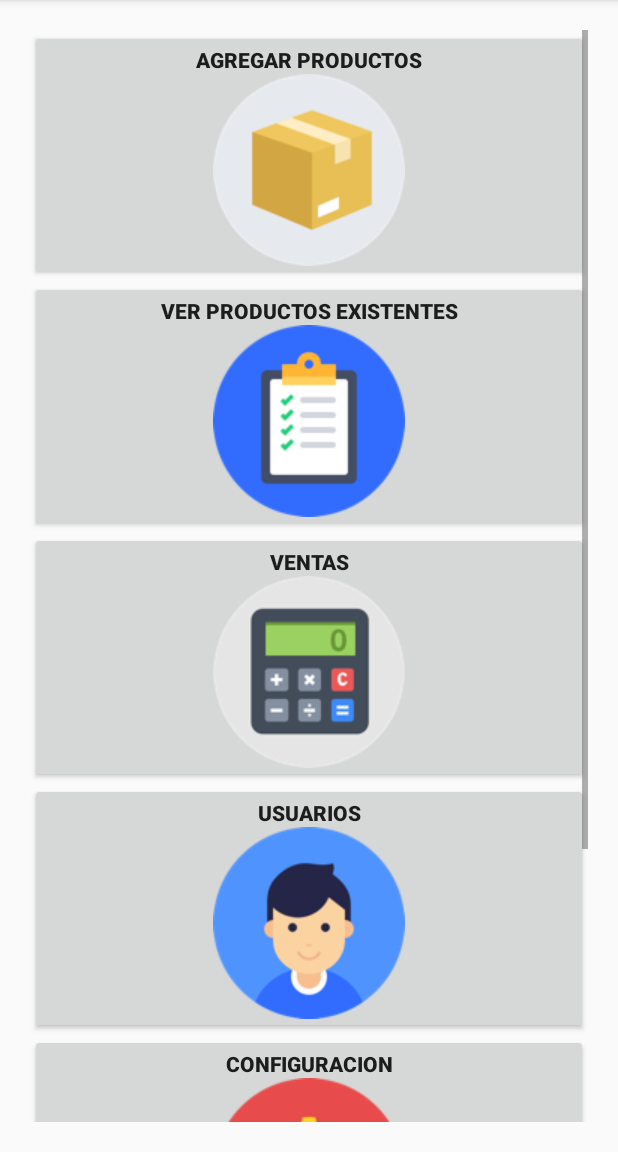
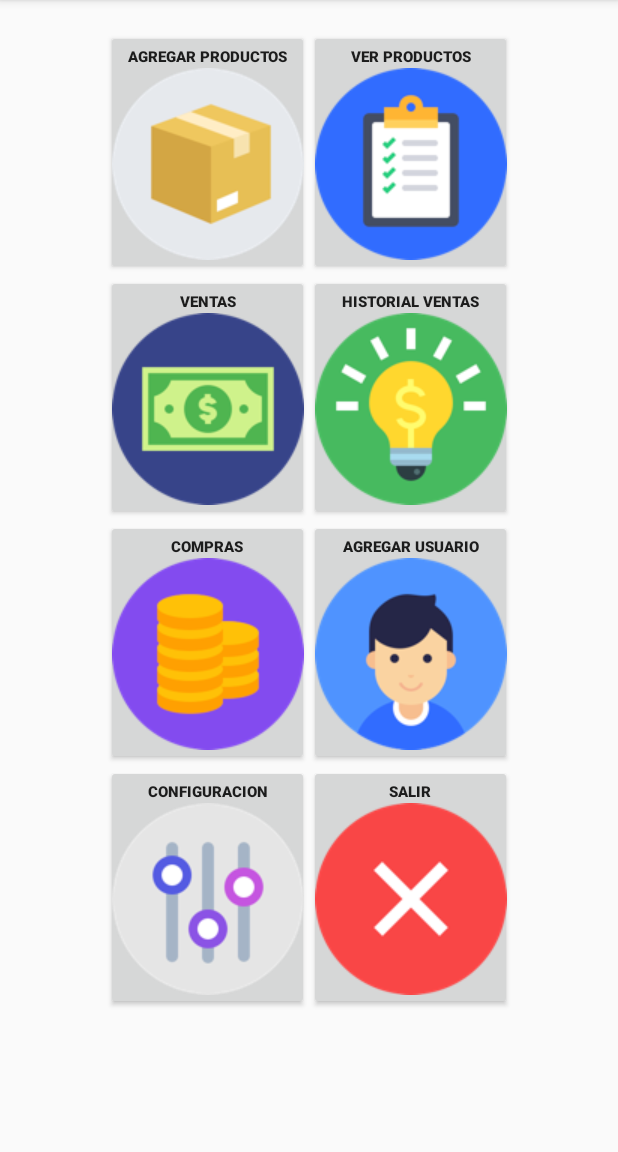
Before and after one commit to JRSValdez/VLSPinventarios, an Android app: the fragment Dashboard shown on its own in the app's theme, on a phone screen of 412 x 824 dp, the part 84-1236 px from its top. Run offline under Robolectric (Android 15) with nearby library versions, the phone set to English and light mode, and no system bars; 1 statement that could not run was skipped.

Commit message:
commit fragment_dashboard

```diff
--- a/app/src/main/java/sv/edu/catolica/vlsp_inventarios/Dashboard.java
+++ b/app/src/main/java/sv/edu/catolica/vlsp_inventarios/Dashboard.java
@@ -12,7 +12,7 @@ import android.widget.Button;
 
 public class Dashboard extends Fragment {
 
-    Button btnAbrirCompras, btnVentas;
+    Button btnPr, btnVentas, btnListarProd, btnListarVenta, btnListarHistorialVen, btnComp, btnAggUser, btnConfig, btnSalir;
     int idEmpresa;
 
     @Override
@@ -27,8 +27,8 @@ public class Dashboard extends Fragment {
         StrictMode.ThreadPolicy policy = new StrictMode.ThreadPolicy.Builder().permitAll().build();
         StrictMode.setThreadPolicy(policy);
 
-        btnAbrirCompras = getView().findViewById(R.id.btnPr);
-        btnAbrirCompras.setOnClickListener(new View.OnClickListener() {
+        btnPr = getView().findViewById(R.id.btnPr);
+        btnPr.setOnClickListener(new View.OnClickListener() {
             @Override
             public void onClick(View view) {
 
@@ -47,8 +47,29 @@ public class Dashboard extends Fragment {
             }
         });
 
-        btnVentas = getView().findViewById(R.id.btnVent);
-        btnVentas.setOnClickListener(new View.OnClickListener() {
+        btnListarProd = getView().findViewById(R.id.btnListarProd);
+        btnListarProd.setOnClickListener(new View.OnClickListener() {
+            @Override
+            public void onClick(View view) {
+
+                ListarProductos nextFrag= new ListarProductos();
+
+                Bundle bundle=new Bundle();
+
+                bundle.putInt("idEmpresa", idEmpresa);
+
+                nextFrag.setArguments(bundle);
+
+                getActivity().getSupportFragmentManager().beginTransaction()
+                        .replace(R.id.contenedor, nextFrag)
+                        .commit();
+
+            }
+        });
+
+
+        btnListarVenta = getView().findViewById(R.id.btnVenta);
+        btnListarVenta.setOnClickListener(new View.OnClickListener() {
             @Override
             public void onClick(View view) {
 
@@ -66,5 +87,92 @@ public class Dashboard extends Fragment {
 
             }
         });
+
+        btnListarHistorialVen = getView().findViewById(R.id.btnHistorialVentas);
+        btnListarHistorialVen.setOnClickListener(new View.OnClickListener() {
+            @Override
+            public void onClick(View view) {
+
+                ListarVentas nextFrag= new ListarVentas();
+
+                Bundle bundle=new Bundle();
+
+                bundle.putInt("idEmpresa", idEmpresa);
+
+                nextFrag.setArguments(bundle);
+
+                getActivity().getSupportFragmentManager().beginTransaction()
+                        .replace(R.id.contenedor, nextFrag)
+                        .commit();
+
+            }
+        });
+
+
+        btnComp = getView().findViewById(R.id.btnCompra);
+        btnComp.setOnClickListener(new View.OnClickListener() {
+            @Override
+            public void onClick(View view) {
+
+                Compras nextFrag= new Compras();
+
+                Bundle bundle=new Bundle();
+
+                bundle.putInt("idEmpresa", idEmpresa);
+
+                nextFrag.setArguments(bundle);
+
+                getActivity().getSupportFragmentManager().beginTransaction()
+                        .replace(R.id.contenedor, nextFrag)
+                        .commit();
+
+            }
+        });
+
+
+        //btnAggUser = getView().findViewById(R.id.btnAggUser);
+        //btnAggUser.setOnClickListener(new View.OnClickListener() {
+           // @Override
+            //public void onClick(View view) {
+
+               // NewUser nextFrag= new NewUser();
+
+                //Bundle bundle=new Bundle();
+
+                //bundle.putInt("idEmpresa", idEmpresa);
+
+                //nextFrag.setArguments(bundle);
+
+                //getActivity().getSupportFragmentManager().beginTransaction()
+                        //.replace(R.id.contenedor, nextFrag)
+                        //.commit();
+
+            //}
+        //});
+
+       // btnConfig = getView().findViewById(R.id.btnConfiguracion);
+        //btnConfig.setOnClickListener(new View.OnClickListener() {
+           // @Override
+            //public void onClick(View view) {
+
+               // RegistrarEmpresa nextFrag= new RegistrarEmpresa();
+
+               // Bundle bundle=new Bundle();
+
+                //bundle.putInt("idEmpresa", idEmpresa);
+
+                //nextFrag.setArguments(bundle);
+
+                //getActivity().getSupportFragmentManager().beginTransaction()
+                        //.replace(R.id.contenedor, nextFrag)
+                        //.commit();
+
+            //}
+        //});
+
+
+
+
+
     }
 }
--- a/app/src/main/res/layout/fragment_dashboard.xml
+++ b/app/src/main/res/layout/fragment_dashboard.xml
@@ -10,53 +10,135 @@
         android:layout_width="match_parent"
         android:layout_height="match_parent"
         android:padding="20dp">
+
         <LinearLayout
             android:orientation="vertical"
             android:layout_width="match_parent"
+
             android:layout_height="match_parent">
+
+            <LinearLayout
+                android:layout_width="match_parent"
+                android:layout_height="match_parent"
+                android:gravity="center"
+                android:orientation="horizontal">
+
                 <Button
                     android:id="@+id/btnPr"
+                    android:layout_width="135dp"
+                    android:layout_height="163dp"
+                    android:drawableBottom="@drawable/agregarprod"
+                    android:textSize="10dp"
+
+                    android:text="AGREGAR PRODUCTOS"
+                    android:textStyle="bold" />
+
+
+                <Button
+                    android:id="@+id/btnListarProd"
+                    android:layout_width="135dp"
+                    android:layout_height="163dp"
+                    android:drawableBottom="@drawable/verprod"
+                    android:textSize="10dp"
+                    android:text="VER PRODUCTOS"
+                    android:textStyle="bold" />
+            </LinearLayout>
+
+
+            <LinearLayout
+                android:layout_width="match_parent"
                 android:layout_height="match_parent"
-                android:drawableBottom="@drawable/agregarprod"
-                android:text="AGREGAR PRODUCTOS"
-                android:textStyle="bold"
-                android:layout_width="match_parent"/>
+                android:gravity="center"
+                android:orientation="horizontal">
+
                 <Button
-                android:id="@+id/btnLisPr"
+                    android:id="@+id/btnVenta"
+                    android:layout_width="135dp"
+                    android:layout_height="163dp"
+                    android:drawableBottom="@drawable/ventasicono"
+                    android:textSize="10dp"
+                    android:text="VENTAS"
+                    android:textStyle="bold" />
+
+                <Button
+                    android:id="@+id/btnHistorialVentas"
+                    android:layout_width="135dp"
+                    android:layout_height="163dp"
+                    android:drawableBottom="@drawable/hventas"
+                    android:textSize="10dp"
+                    android:text="HISTORIAL VENTAS"
+                    android:textStyle="bold" />
+
+            </LinearLayout>
+
+
+            <LinearLayout
+                android:layout_width="match_parent"
                 android:layout_height="match_parent"
-                android:drawableBottom="@drawable/verprod"
-                android:text="VER PRODUCTOS EXISTENTES"
-                android:textStyle="bold"
-                android:layout_width="match_parent"/>
+                android:gravity="center"
+                android:orientation="horizontal">
+
+
+
                 <Button
-                android:id="@+id/btnVent"
+                    android:id="@+id/btnCompra"
+                    android:layout_width="135dp"
+                    android:layout_height="163dp"
+                    android:drawableBottom="@drawable/comprasicono"
+                    android:gravity="center"
+                    android:textSize="10dp"
+                    android:text="Compras"
+                    android:textStyle="bold" />
+
+                <Button
+                    android:id="@+id/btnAggUser"
+                    android:layout_width="135dp"
+                    android:layout_height="163dp"
+                    android:drawableBottom="@drawable/user"
+                    android:gravity="center"
+                    android:textSize="10dp"
+                    android:text="AGREGAR USUARIO"
+                    android:textStyle="bold" />
+
+            </LinearLayout>
+
+
+
+            <LinearLayout
+                android:layout_width="match_parent"
                 android:layout_height="match_parent"
-                android:drawableBottom="@drawable/ventaico"
-                android:text="VENTAS"
-                android:textStyle="bold"
-                android:layout_width="match_parent"/>
+                android:gravity="center"
+                android:orientation="horizontal">
+
+
+
                 <Button
-                android:id="@+id/btnUser"
-                android:layout_height="match_parent"
-                android:drawableBottom="@drawable/user"
-                android:text="USUARIOS"
-                android:textStyle="bold"
-                android:layout_width="match_parent"/>
-            <Button
-                android:id="@+id/btnConf"
-                android:layout_height="match_parent"
-                android:drawableBottom="@drawable/configuracion"
-                android:text="CONFIGURACION"
-                android:textStyle="bold"
-                android:layout_width="match_parent"/>
+                    android:id="@+id/btnConfiguracion"
+                    android:layout_width="135dp"
+                    android:layout_height="163dp"
+                    android:drawableBottom="@drawable/configuracionico"
+                    android:gravity="center"
+                    android:textSize="10dp"
+                    android:text="Configuracion"
+                    android:textStyle="bold" />
+
                 <Button
                     android:id="@+id/btnSalirApp"
-                android:layout_height="match_parent"
+                    android:layout_width="135dp"
+                    android:layout_height="163dp"
                     android:drawableBottom="@drawable/salirapp"
-                android:text="CERRAR APLICACION"
-                android:textStyle="bold"
-                android:layout_width="match_parent"/>
+                    android:gravity="center"
+                    android:textSize="10dp"
+                    android:text="SALIR"
+                    android:textStyle="bold" />
+
             </LinearLayout>
+
+
+        </LinearLayout>
+
+
     </ScrollView>
 
+
 </FrameLayout>
```
Also changed, not shown: app/src/main/res/drawable/comprasicono.png (added), app/src/main/res/drawable/configuracionico.png (added), app/src/main/res/drawable/hventas.png (added), app/src/main/res/drawable/ventasicono.png (added). Lines whose indentation alone changed are shown as unchanged.
